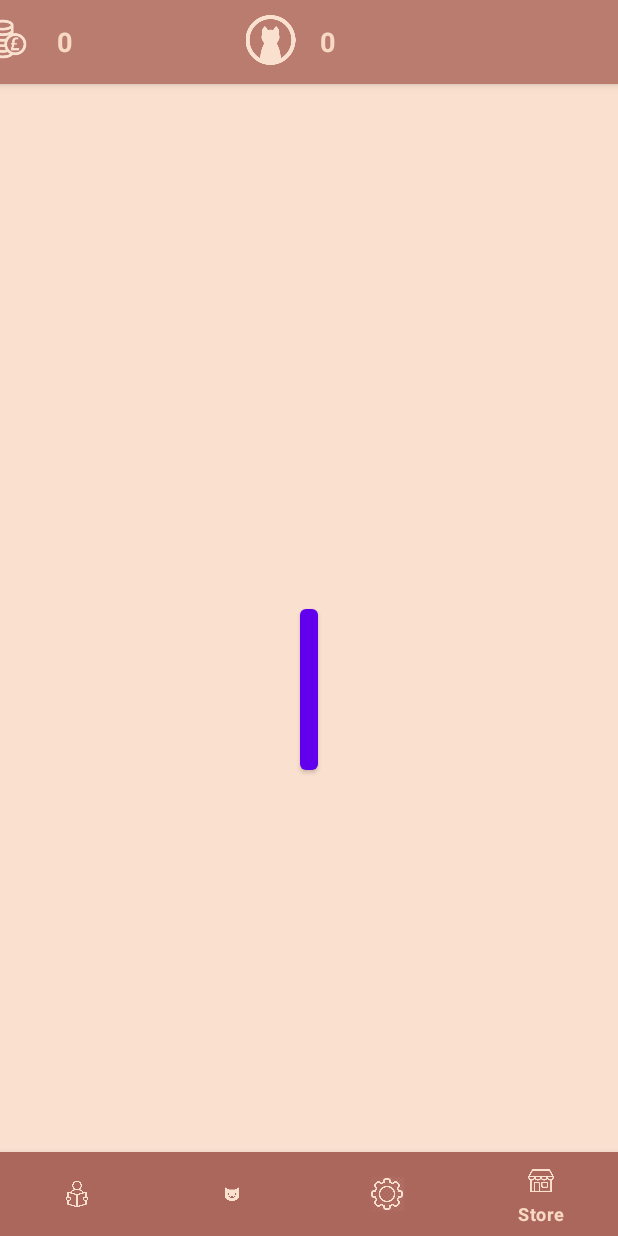
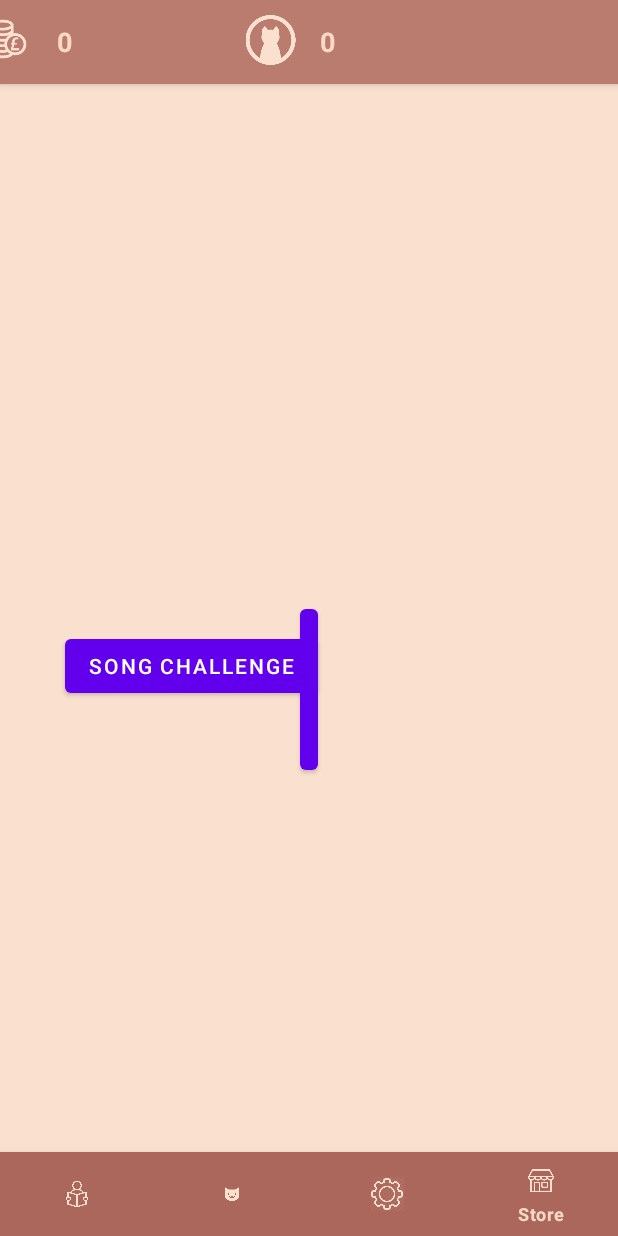
Before and after one commit to CWJWANJING/Mukulele, an Android app: the screen it shows after launch once a user with an empty profile is signed in (MainActivity), item 4 of the bottom bar chosen, on a phone screen of 412 x 824 dp. Run offline under Robolectric (Android 15) with nearby library versions, the phone set to English and light mode, and no system bars; our stand-ins replace Firebase (no records; nobody signed in at launch, a user with empty details on screens opened directly).

Commit message:
Added scrolling image, and bottomNavigation clickable

```diff
--- a/app/build.gradle
+++ b/app/build.gradle
@@ -10,7 +10,7 @@ android {
 
     defaultConfig {
         applicationId "com.example.mukulele"
-        minSdkVersion 16
+        minSdkVersion 21
         targetSdkVersion 30
         versionCode 1
         versionName "1.0"
@@ -48,4 +48,6 @@ dependencies {
     androidTestImplementation 'androidx.test.ext:junit:1.1.1'
     androidTestImplementation 'androidx.test.espresso:espresso-core:3.2.0'
     implementation 'com.google.android.material:material:1.1.0-beta01'
+
+    implementation 'com.github.Q42:AndroidScrollingImageView:1.3.4'
 }
--- a/app/src/main/java/com/example/mukulele/MainActivity.java
+++ b/app/src/main/java/com/example/mukulele/MainActivity.java
@@ -15,11 +15,14 @@ import android.widget.Toast;
 
 import androidx.appcompat.widget.Toolbar;
 
+import com.google.android.material.bottomnavigation.BottomNavigationView;
 import com.google.firebase.auth.FirebaseAuth;
 
 public class MainActivity extends AppCompatActivity {
 
     Toolbar toolbar;
+    BottomNavigationView bottomNavigationView;
+
     @Override
     protected void onCreate(Bundle savedInstanceState) {
         super.onCreate(savedInstanceState);
@@ -28,6 +31,28 @@ public class MainActivity extends AppCompatActivity {
         toolbar = (Toolbar) findViewById(R.id.maintoolbar);
         setSupportActionBar(toolbar);
         getSupportActionBar().setDisplayShowTitleEnabled(false);
+
+        // handling the menu selection
+        bottomNavigationView = (BottomNavigationView)findViewById(R.id.bottom_navigation);
+        bottomNavigationView.setOnNavigationItemSelectedListener(new BottomNavigationView.OnNavigationItemSelectedListener() {
+            @Override
+            public boolean onNavigationItemSelected(@NonNull MenuItem item) {
+                if (item.getItemId() == R.id.ic_learning) {
+                    // do nothing
+                    return true;
+                }
+                if (item.getItemId() == R.id.ic_petinfo) {
+                    return true;
+                }
+                if (item.getItemId() == R.id.ic_settings) {
+                    return true;
+                }
+                if (item.getItemId() == R.id.ic_store) {
+                    return true;
+                }
+                return false;
+            }
+        });
     }
 
 //    @Override
@@ -60,4 +85,9 @@ public class MainActivity extends AppCompatActivity {
         startActivity(new Intent(getApplicationContext(), login.class));
         finish();
     }
+
+    public void SongChallenge1(View view) {
+        startActivity(new Intent(getApplicationContext(), songChallenge.class));
+    }
+
 }
--- a/app/src/main/res/layout/activity_main.xml
+++ b/app/src/main/res/layout/activity_main.xml
@@ -94,14 +94,6 @@
     </com.google.android.material.appbar.AppBarLayout>
 
 
-    <FrameLayout
-        android:id="@+id/fl_wrapper"
-        android:layout_width="match_parent"
-        android:layout_height="match_parent"
-        android:layout_above="@+id/bottom_navigation">
-
-    </FrameLayout>
-
     <com.google.android.material.bottomnavigation.BottomNavigationView
         android:id="@+id/bottom_navigation"
         android:layout_width="match_parent"
@@ -116,6 +108,8 @@
         android:id="@+id/logout"
         android:layout_width="wrap_content"
         android:layout_height="wrap_content"
+        android:layout_alignParentEnd="true"
+        android:layout_alignParentRight="true"
         android:layout_marginStart="200dp"
         android:layout_marginLeft="200dp"
         android:layout_marginTop="400dp"
@@ -129,4 +123,17 @@
         app:layout_constraintStart_toStartOf="parent"
         app:layout_constraintTop_toTopOf="parent" />
 
+    <Button
+        android:id="@+id/songChallenge1"
+        android:layout_width="wrap_content"
+        android:layout_height="wrap_content"
+        android:layout_above="@+id/bottom_navigation"
+        android:layout_alignParentEnd="true"
+        android:layout_alignParentRight="true"
+        android:layout_marginEnd="200dp"
+        android:layout_marginRight="200dp"
+        android:layout_marginBottom="300dp"
+        android:text="@string/song_challenge"
+        android:onClick="SongChallenge1"/>
+
 </RelativeLayout>
--- a/app/src/main/res/menu/nav_menu.xml
+++ b/app/src/main/res/menu/nav_menu.xml
@@ -3,7 +3,7 @@
 
     <item android:id="@+id/ic_learning"
         android:icon="@drawable/learning"
-        android:title="Learning Page"/>
+        android:title="Learning Page" />
 
     <item android:id="@+id/ic_petinfo"
         android:icon="@drawable/kittyinfo"
--- a/app/src/main/res/values/strings.xml
+++ b/app/src/main/res/values/strings.xml
@@ -12,4 +12,5 @@
     <string name="loginTitle">Login Here</string>
     <string name="logout">Logout</string>
     <string name="level1">Level 1</string>
+    <string name="song_challenge">Song Challenge</string>
 </resources>
--- a/build.gradle
+++ b/build.gradle
@@ -19,6 +19,7 @@ allprojects {
     repositories {
         google()
         jcenter()
+        maven { url 'https://jitpack.io' }
     }
 }
 
```
Also changed, not shown: app/src/main/AndroidManifest.xml (+5 -4 lines), app/src/main/java/com/example/mukulele/songChallenge.java (added, +54 -0 lines), app/src/main/res/layout/activity_song_challenge.xml (added, +27 -0 lines), app/src/main/res/drawable/songchallenge.png (added), app/src/main/res/drawable/songchallengemidi.png (added), gradle/wrapper/gradle-wrapper.properties.
